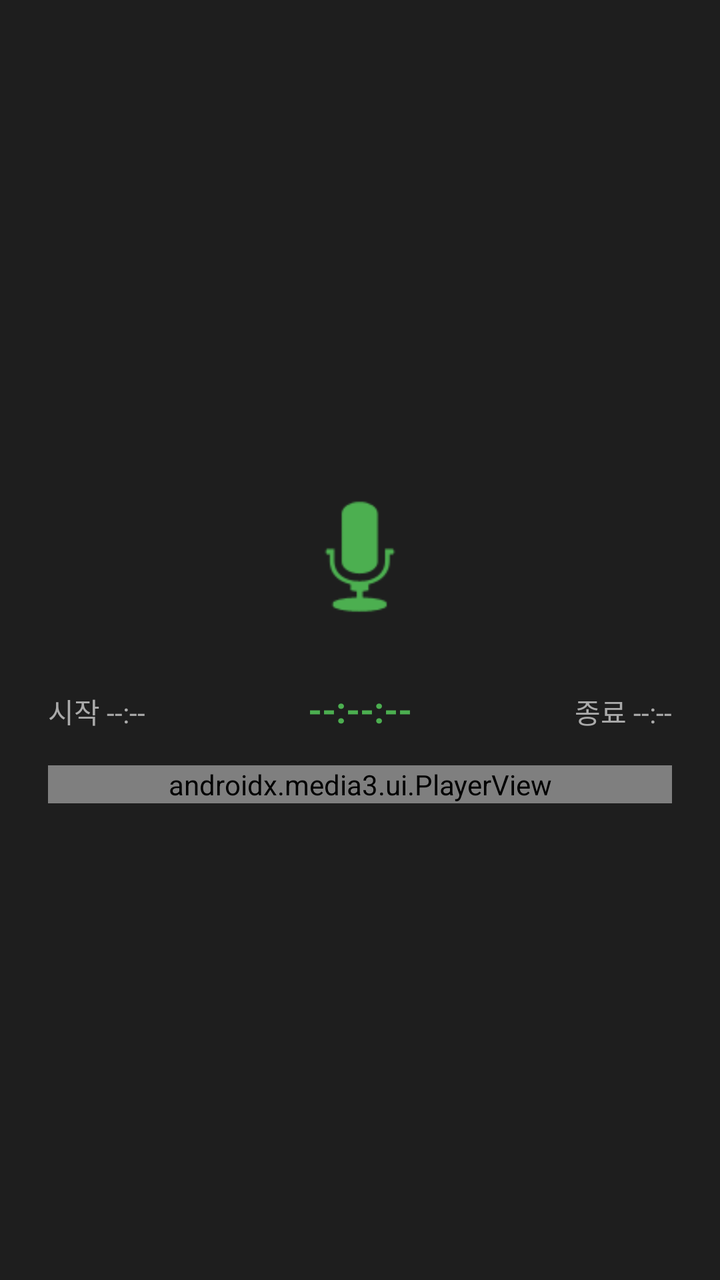
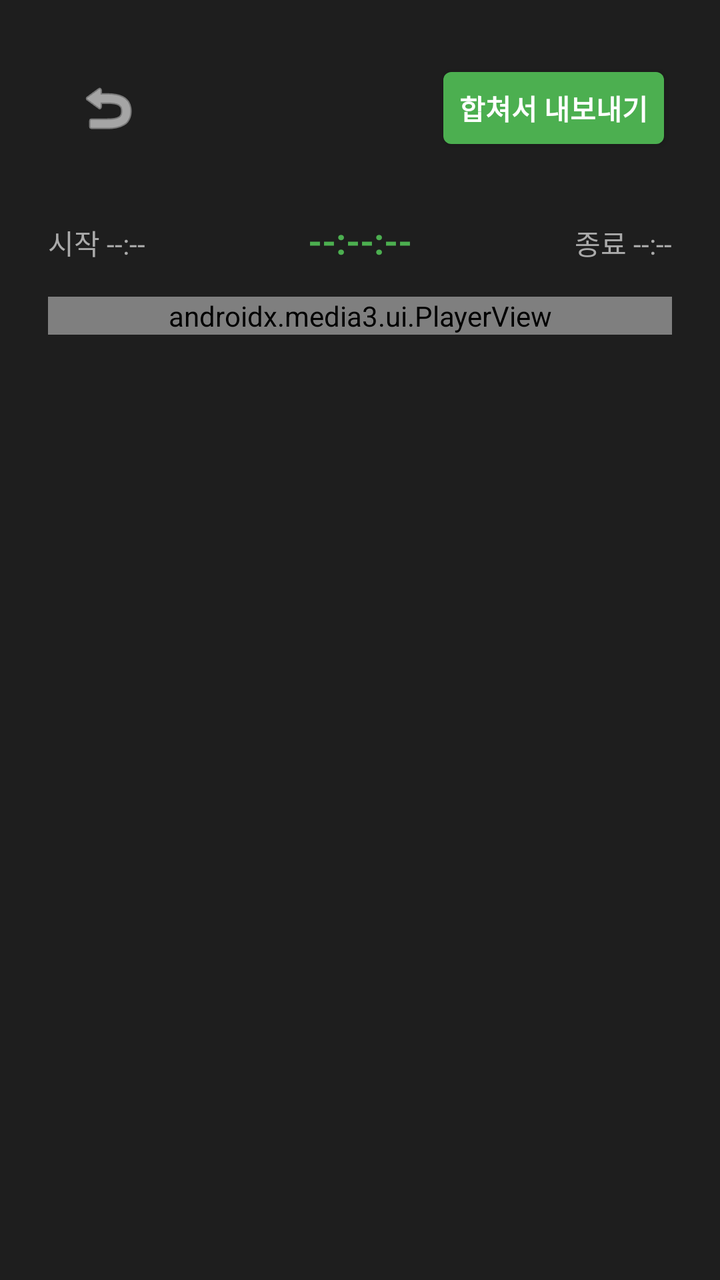

Before-and-after screenshots of an Android layout around one commit, followed by the original layout XML and the change that was made.
<!-- AndroidManifest.xml: application theme android:Theme.DeviceDefault.Light.NoActionBar -->
<!-- res/layout/activity_playback.xml -->
<?xml version="1.0" encoding="utf-8"?>

<LinearLayout xmlns:android="http://schemas.android.com/apk/res/android"
    xmlns:app="http://schemas.android.com/apk/res-auto"
    android:layout_width="match_parent"
    android:layout_height="match_parent"
    android:background="#1E1E1E"
    android:gravity="center"
    android:orientation="vertical"
    android:padding="24dp">

    <ImageView
        android:layout_width="80dp"
        android:layout_height="80dp"
        android:layout_marginBottom="24dp"
        android:src="@android:drawable/ic_btn_speak_now"
        android:tint="#4CAF50" />

    
    <LinearLayout
        android:layout_width="match_parent"
        android:layout_height="wrap_content"
        android:layout_marginBottom="16dp"
        android:orientation="horizontal">

        <TextView
            android:id="@+id/tvStartTime"
            android:layout_width="0dp"
            android:layout_height="wrap_content"
            android:layout_weight="1"
            android:gravity="start"
            android:text="시작 --:--"
            android:textColor="#AAAAAA"
            android:textSize="14sp" />

        <TextView
            android:id="@+id/tvCurrentRealTime"
            android:layout_width="0dp"
            android:layout_height="wrap_content"
            android:layout_weight="1"
            android:gravity="center"
            android:text="--:--:--"
            android:textColor="#4CAF50"
            android:textSize="18sp"
            android:textStyle="bold" />

        <TextView
            android:id="@+id/tvEndTime"
            android:layout_width="0dp"
            android:layout_height="wrap_content"
            android:layout_weight="1"
            android:gravity="end"
            android:text="종료 --:--"
            android:textColor="#AAAAAA"
            android:textSize="14sp" />
    </LinearLayout>

    <androidx.media3.ui.PlayerView
        android:id="@+id/playerView"
        android:layout_width="match_parent"
        android:layout_height="wrap_content"
        app:show_buffering="never"
        app:surface_type="none"
        app:use_artwork="false" />

</LinearLayout>
<!-- resources referenced by this layout -->
<resources>

</resources>

<!-- the commit's change to res/layout/activity_playback.xml (unified diff, before → after) -->
@@ -5,18 +5,41 @@
     android:layout_width="match_parent"
     android:layout_height="match_parent"
     android:background="#1E1E1E"
-    android:gravity="center"
     android:orientation="vertical"
     android:padding="24dp">
 
-    <ImageView
-        android:layout_width="80dp"
-        android:layout_height="80dp"
-        android:layout_marginBottom="24dp"
-        android:src="@android:drawable/ic_btn_speak_now"
-        android:tint="#4CAF50" />
+    
+    <LinearLayout
+        android:layout_width="match_parent"
+        android:layout_height="wrap_content"
+        android:gravity="center_vertical"
+        android:orientation="horizontal"
+        android:layout_marginBottom="24dp">
 
-    
+        <ImageButton
+            android:id="@+id/btnBack"
+            android:layout_width="60dp"
+            android:layout_height="60dp"
+            android:background="?android:attr/selectableItemBackgroundBorderless"
+            android:scaleType="centerInside"
+            android:src="@android:drawable/ic_menu_revert"
+            android:tint="#FFFFFF" />
+
+        <Space
+            android:layout_width="0dp"
+            android:layout_height="wrap_content"
+            android:layout_weight="1" />
+
+        <Button
+            android:id="@+id/btnExport"
+            android:layout_width="wrap_content"
+            android:layout_height="wrap_content"
+            android:backgroundTint="#4CAF50"
+            android:text="합쳐서 내보내기"
+            android:textColor="#FFFFFF"
+            android:textStyle="bold" />
+    </LinearLayout>
+
     <LinearLayout
         android:layout_width="match_parent"
         android:layout_height="wrap_content"
